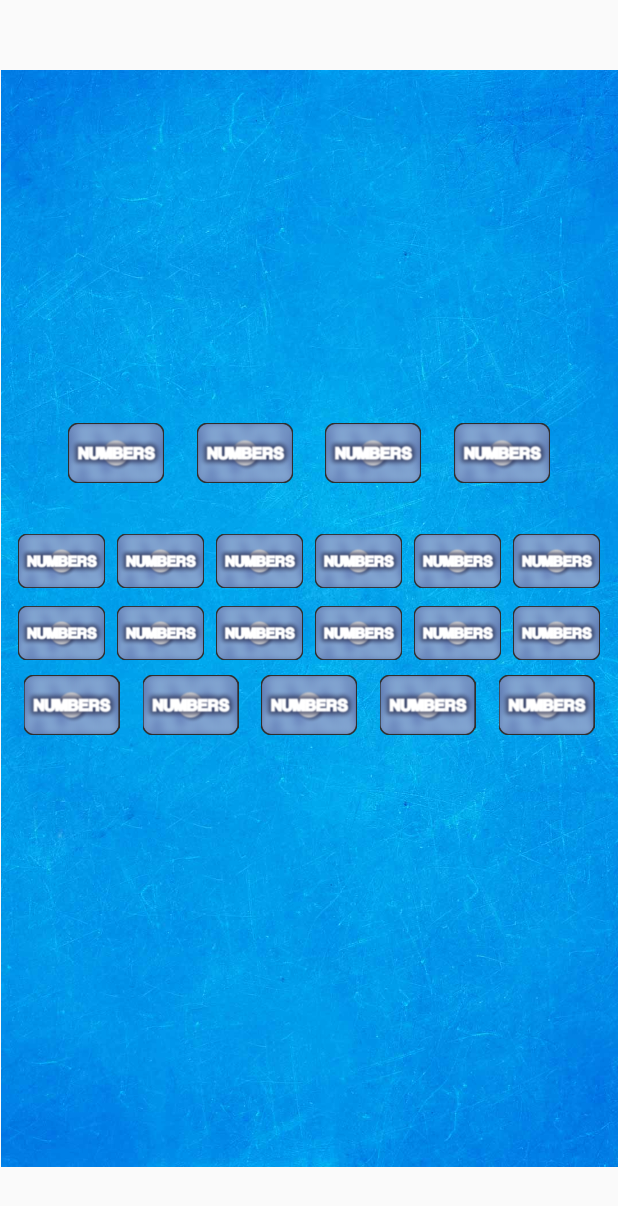
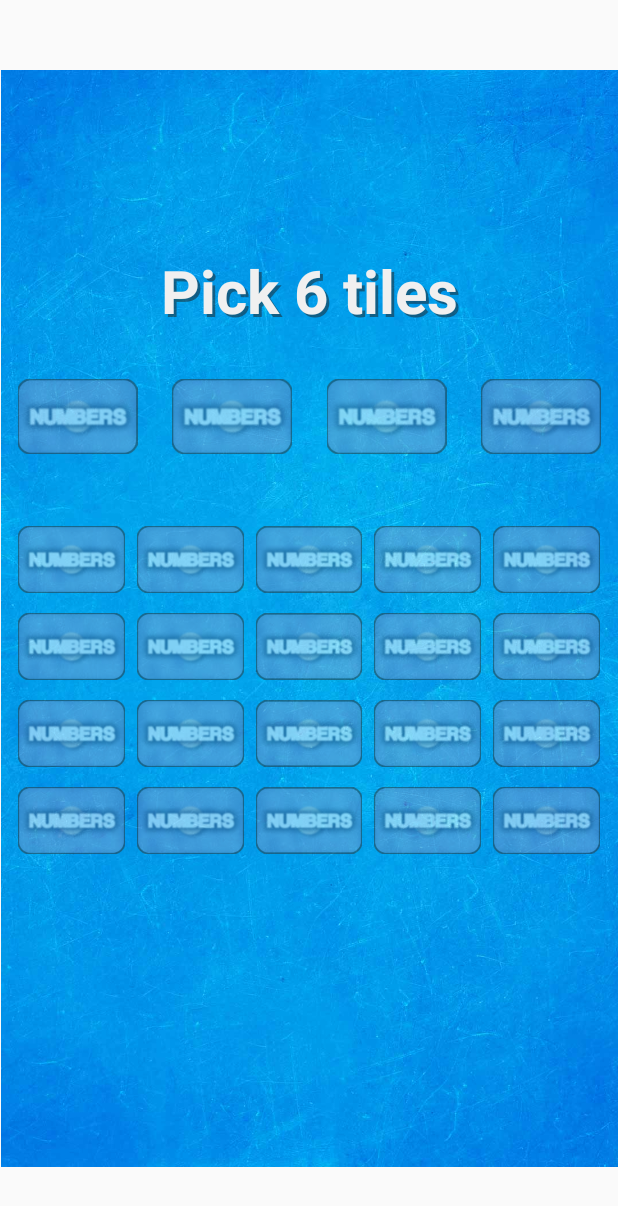
Before and after one commit to PenneySoft/Numbers-Round, an Android app: the screen it shows after launch (MainActivity), on a phone screen of 412 x 824 dp. Shown: the top 1206 px of the screen. Run offline under Robolectric (Android 15) with nearby library versions, the phone set to English and light mode, and no system bars.

Commit message:
4th upload.
Pics and textviews. Branched.
Background position and size fixed.

All tiles and text workign eventually, keep emulating.

Making picker screen buttons.

Buttons basically assembled.

```diff
--- a/app/src/main/res/layout/activity_main.xml
+++ b/app/src/main/res/layout/activity_main.xml
@@ -15,6 +15,8 @@
         android:id="@+id/backgroundIV"
         android:layout_width="411dp"
         android:layout_height="731dp"
+        android:layout_marginLeft="4dp"
+        android:layout_marginRight="4dp"
         app:layout_constraintBottom_toBottomOf="parent"
         app:layout_constraintEnd_toEndOf="parent"
         app:layout_constraintStart_toStartOf="parent"
@@ -27,52 +29,89 @@
         android:layout_width="match_parent"
         android:layout_height="match_parent">
 
+        <TextView
+            android:id="@+id/pickerTitleShadow"
+            android:layout_width="wrap_content"
+            android:layout_height="wrap_content"
+            android:layout_marginStart="2dp"
+            android:layout_marginTop="2dp"
+            android:text="Pick 6 tiles"
+            android:textColor="#80202020"
+            android:textSize="40dp"
+            android:textStyle="bold"
+            app:layout_constraintStart_toStartOf="@+id/pickerTitleTV"
+            app:layout_constraintTop_toTopOf="@+id/pickerTitleTV" />
+
+        <TextView
+            android:id="@+id/pickerTitleTV"
+            android:layout_width="wrap_content"
+            android:layout_height="wrap_content"
+            android:layout_marginBottom="32dp"
+            android:text="Pick 6 tiles"
+            android:textColor="#F0F0F0"
+            android:textSize="40dp"
+            android:textStyle="bold"
+            app:layout_constraintBottom_toTopOf="@+id/wholeTilesGrid"
+            app:layout_constraintEnd_toEndOf="parent"
+            app:layout_constraintStart_toStartOf="parent" />
+
+        <android.support.constraint.ConstraintLayout
+            android:id="@+id/wholeTilesGrid"
+            android:layout_width="match_parent"
+            android:layout_height="wrap_content"
+            android:alpha="0.5"
+            app:layout_constraintBottom_toBottomOf="parent"
+            app:layout_constraintTop_toTopOf="parent">
+
             <android.support.constraint.ConstraintLayout
                 android:id="@+id/bigBacking"
                 android:layout_width="match_parent"
-            android:layout_height="wrap_content"
-            android:layout_marginStart="32dp"
-            android:layout_marginEnd="32dp"
-            app:layout_constraintBottom_toBottomOf="parent"
-            app:layout_constraintEnd_toEndOf="parent"
-            app:layout_constraintStart_toStartOf="parent"
+                android:layout_height="50dp"
                 app:layout_constraintTop_toTopOf="parent"
-            app:layout_constraintVertical_bias="0.36">
+                tools:layout_editor_absoluteX="8dp">
 
                 <ImageView
                     android:id="@+id/big0"
-                android:layout_width="80dp"
-                android:layout_height="40dp"
+                    android:layout_width="0dp"
+                    android:layout_height="0dp"
+                    app:layout_constraintBottom_toBottomOf="parent"
                     app:layout_constraintEnd_toStartOf="@+id/big1"
                     app:layout_constraintHorizontal_bias="0.5"
                     app:layout_constraintStart_toStartOf="parent"
+                    app:layout_constraintTop_toTopOf="parent"
                     app:srcCompat="@drawable/tilebacking" />
 
                 <ImageView
                     android:id="@+id/big1"
-                android:layout_width="80dp"
-                android:layout_height="40dp"
+                    android:layout_width="0dp"
+                    android:layout_height="0dp"
+                    app:layout_constraintBottom_toBottomOf="parent"
                     app:layout_constraintEnd_toStartOf="@+id/big2"
                     app:layout_constraintHorizontal_bias="0.5"
                     app:layout_constraintStart_toEndOf="@+id/big0"
+                    app:layout_constraintTop_toTopOf="parent"
                     app:srcCompat="@drawable/tilebacking" />
 
                 <ImageView
                     android:id="@+id/big2"
-                android:layout_width="80dp"
-                android:layout_height="40dp"
+                    android:layout_width="0dp"
+                    android:layout_height="0dp"
+                    app:layout_constraintBottom_toBottomOf="parent"
                     app:layout_constraintEnd_toStartOf="@+id/big3"
                     app:layout_constraintHorizontal_bias="0.5"
                     app:layout_constraintStart_toEndOf="@+id/big1"
+                    app:layout_constraintTop_toTopOf="parent"
                     app:srcCompat="@drawable/tilebacking" />
 
                 <ImageView
                     android:id="@+id/big3"
-                android:layout_width="80dp"
-                android:layout_height="40dp"
+                    android:layout_width="0dp"
+                    android:layout_height="0dp"
+                    app:layout_constraintBottom_toBottomOf="parent"
                     app:layout_constraintEnd_toEndOf="parent"
                     app:layout_constraintHorizontal_bias="0.5"
                     app:layout_constraintStart_toEndOf="@+id/big2"
+                    app:layout_constraintTop_toTopOf="parent"
                     app:srcCompat="@drawable/tilebacking" />
             </android.support.constraint.ConstraintLayout>
 
@@ -80,13 +119,13 @@
                 android:id="@+id/smallBacking"
                 android:layout_width="match_parent"
                 android:layout_height="wrap_content"
-            android:layout_marginTop="32dp"
-            app:layout_constraintTop_toBottomOf="@id/bigBacking">
+                android:layout_marginTop="45dp"
+                app:layout_constraintTop_toBottomOf="@+id/bigBacking">
 
                 <android.support.constraint.ConstraintLayout
                     android:id="@+id/smallRow0"
                     android:layout_width="match_parent"
-                android:layout_height="40dp"
+                    android:layout_height="50dp"
                     android:layout_marginStart="8dp"
                     android:layout_marginEnd="8dp"
                     app:layout_constraintEnd_toEndOf="parent"
@@ -94,69 +133,58 @@
                     app:layout_constraintTop_toTopOf="parent">
 
                     <ImageView
-                    android:id="@+id/imageView31"
+                        android:id="@+id/small0"
                         android:layout_width="0dp"
                         android:layout_height="match_parent"
                         android:layout_marginLeft="4dp"
                         android:layout_marginRight="4dp"
-                    app:layout_constraintEnd_toStartOf="@+id/imageView30"
+                        app:layout_constraintEnd_toStartOf="@+id/small1"
                         app:layout_constraintHorizontal_bias="0.5"
                         app:layout_constraintStart_toStartOf="parent"
                         app:srcCompat="@drawable/tilebacking" />
 
                     <ImageView
-                    android:id="@+id/imageView30"
+                        android:id="@+id/small1"
                         android:layout_width="0dp"
                         android:layout_height="match_parent"
                         android:layout_marginLeft="4dp"
                         android:layout_marginRight="4dp"
-                    app:layout_constraintEnd_toStartOf="@+id/imageView32"
+                        app:layout_constraintEnd_toStartOf="@+id/small2"
                         app:layout_constraintHorizontal_bias="0.5"
-                    app:layout_constraintStart_toEndOf="@+id/imageView31"
+                        app:layout_constraintStart_toEndOf="@+id/small0"
                         app:srcCompat="@drawable/tilebacking" />
 
                     <ImageView
-                    android:id="@+id/imageView32"
+                        android:id="@+id/small2"
                         android:layout_width="0dp"
                         android:layout_height="match_parent"
                         android:layout_marginLeft="4dp"
                         android:layout_marginRight="4dp"
-                    app:layout_constraintEnd_toStartOf="@+id/imageView33"
+                        app:layout_constraintEnd_toStartOf="@+id/small3"
                         app:layout_constraintHorizontal_bias="0.5"
-                    app:layout_constraintStart_toEndOf="@+id/imageView30"
+                        app:layout_constraintStart_toEndOf="@+id/small1"
                         app:srcCompat="@drawable/tilebacking" />
 
                     <ImageView
-                    android:id="@+id/imageView33"
+                        android:id="@+id/small3"
                         android:layout_width="0dp"
                         android:layout_height="match_parent"
                         android:layout_marginLeft="4dp"
                         android:layout_marginRight="4dp"
-                    app:layout_constraintEnd_toStartOf="@+id/imageView34"
+                        app:layout_constraintEnd_toStartOf="@+id/small4"
                         app:layout_constraintHorizontal_bias="0.5"
-                    app:layout_constraintStart_toEndOf="@+id/imageView32"
+                        app:layout_constraintStart_toEndOf="@+id/small2"
                         app:srcCompat="@drawable/tilebacking" />
 
                     <ImageView
-                    android:id="@+id/imageView34"
-                    android:layout_width="0dp"
-                    android:layout_height="match_parent"
-                    android:layout_marginLeft="4dp"
-                    android:layout_marginRight="4dp"
-                    app:layout_constraintEnd_toStartOf="@+id/imageView35"
-                    app:layout_constraintHorizontal_bias="0.5"
-                    app:layout_constraintStart_toEndOf="@+id/imageView33"
-                    app:srcCompat="@drawable/tilebacking" />
-
-                <ImageView
-                    android:id="@+id/imageView35"
+                        android:id="@+id/small4"
                         android:layout_width="0dp"
                         android:layout_height="match_parent"
                         android:layout_marginLeft="4dp"
                         android:layout_marginRight="4dp"
                         app:layout_constraintEnd_toEndOf="parent"
                         app:layout_constraintHorizontal_bias="0.5"
-                    app:layout_constraintStart_toEndOf="@+id/imageView34"
+                        app:layout_constraintStart_toEndOf="@+id/small3"
                         app:srcCompat="@drawable/tilebacking" />
 
                 </android.support.constraint.ConstraintLayout>
@@ -164,7 +192,7 @@
                 <android.support.constraint.ConstraintLayout
                     android:id="@+id/smallRow1"
                     android:layout_width="match_parent"
-                android:layout_height="40dp"
+                    android:layout_height="50dp"
                     android:layout_marginStart="8dp"
                     android:layout_marginTop="8dp"
                     android:layout_marginEnd="8dp"
@@ -173,69 +201,58 @@
                     app:layout_constraintTop_toBottomOf="@+id/smallRow0">
 
                     <ImageView
-                    android:id="@+id/imageView31"
-                    android:layout_width="0dp"
-                    android:layout_height="match_parent"
-                    android:layout_marginLeft="4dp"
-                    android:layout_marginRight="4dp"
-                    app:layout_constraintEnd_toStartOf="@+id/imageView30"
-                    app:layout_constraintHorizontal_bias="0.5"
-                    app:layout_constraintStart_toStartOf="parent"
-                    app:srcCompat="@drawable/tilebacking" />
-
-                <ImageView
-                    android:id="@+id/imageView30"
-                    android:layout_width="0dp"
-                    android:layout_height="match_parent"
-                    android:layout_marginLeft="4dp"
-                    android:layout_marginRight="4dp"
-                    app:layout_constraintEnd_toStartOf="@+id/imageView32"
-                    app:layout_constraintHorizontal_bias="0.5"
-                    app:layout_constraintStart_toEndOf="@+id/imageView31"
-                    app:srcCompat="@drawable/tilebacking" />
-
-                <ImageView
-                    android:id="@+id/imageView32"
-                    android:layout_width="0dp"
-                    android:layout_height="match_parent"
-                    android:layout_marginLeft="4dp"
-                    android:layout_marginRight="4dp"
-                    app:layout_constraintEnd_toStartOf="@+id/imageView33"
-                    app:layout_constraintHorizontal_bias="0.5"
-                    app:layout_constraintStart_toEndOf="@+id/imageView30"
-                    app:srcCompat="@drawable/tilebacking" />
-
-                <ImageView
-                    android:id="@+id/imageView33"
-                    android:layout_width="0dp"
-                    android:layout_height="match_parent"
-                    android:layout_marginLeft="4dp"
-                    android:layout_marginRight="4dp"
-                    app:layout_constraintEnd_toStartOf="@+id/imageView34"
-                    app:layout_constraintHorizontal_bias="0.5"
-                    app:layout_constraintStart_toEndOf="@+id/imageView32"
-                    app:srcCompat="@drawable/tilebacking" />
-
-                <ImageView
-                    android:id="@+id/imageView34"
-                    android:layout_width="0dp"
-                    android:layout_height="match_parent"
-                    android:layout_marginLeft="4dp"
-                    android:layout_marginRight="4dp"
-                    app:layout_constraintEnd_toStartOf="@+id/imageView35"
-                    app:layout_constraintHorizontal_bias="0.5"
-                    app:layout_constraintStart_toEndOf="@+id/imageView33"
-                    app:srcCompat="@drawable/tilebacking" />
-
-                <ImageView
-                    android:id="@+id/imageView35"
+                        android:id="@+id/small5"
                         android:layout_width="0dp"
                         android:layout_height="match_parent"
                         android:layout_marginLeft="4dp"
                         android:layout_marginRight="4dp"
                         app:layout_constraintEnd_toEndOf="parent"
                         app:layout_constraintHorizontal_bias="0.5"
-                    app:layout_constraintStart_toEndOf="@+id/imageView34"
+                        app:layout_constraintStart_toEndOf="@+id/small9"
+                        app:srcCompat="@drawable/tilebacking" />
+
+                    <ImageView
+                        android:id="@+id/small6"
+                        android:layout_width="0dp"
+                        android:layout_height="match_parent"
+                        android:layout_marginLeft="4dp"
+                        android:layout_marginRight="4dp"
+                        app:layout_constraintEnd_toStartOf="@+id/small7"
+                        app:layout_constraintHorizontal_bias="0.5"
+                        app:layout_constraintStart_toStartOf="parent"
+                        app:srcCompat="@drawable/tilebacking" />
+
+                    <ImageView
+                        android:id="@+id/small7"
+                        android:layout_width="0dp"
+                        android:layout_height="match_parent"
+                        android:layout_marginLeft="4dp"
+                        android:layout_marginRight="4dp"
+                        app:layout_constraintEnd_toStartOf="@+id/small8"
+                        app:layout_constraintHorizontal_bias="0.5"
+                        app:layout_constraintStart_toEndOf="@+id/small6"
+                        app:srcCompat="@drawable/tilebacking" />
+
+                    <ImageView
+                        android:id="@+id/small8"
+                        android:layout_width="0dp"
+                        android:layout_height="match_parent"
+                        android:layout_marginLeft="4dp"
+                        android:layout_marginRight="4dp"
+                        app:layout_constraintEnd_toStartOf="@+id/small9"
+                        app:layout_constraintHorizontal_bias="0.5"
+                        app:layout_constraintStart_toEndOf="@+id/small7"
+                        app:srcCompat="@drawable/tilebacking" />
+
+                    <ImageView
+                        android:id="@+id/small9"
+                        android:layout_width="0dp"
+                        android:layout_height="match_parent"
+                        android:layout_marginLeft="4dp"
+                        android:layout_marginRight="4dp"
+                        app:layout_constraintEnd_toStartOf="@+id/small5"
+                        app:layout_constraintHorizontal_bias="0.5"
+                        app:layout_constraintStart_toEndOf="@+id/small8"
                         app:srcCompat="@drawable/tilebacking" />
 
                 </android.support.constraint.ConstraintLayout>
@@ -243,7 +260,7 @@
                 <android.support.constraint.ConstraintLayout
                     android:id="@+id/smallRow2"
                     android:layout_width="match_parent"
-                android:layout_height="40dp"
+                    android:layout_height="50dp"
                     android:layout_marginStart="8dp"
                     android:layout_marginTop="8dp"
                     android:layout_marginEnd="8dp"
@@ -252,53 +269,134 @@
                     app:layout_constraintTop_toBottomOf="@+id/smallRow1">
 
                     <ImageView
-                    android:id="@+id/imageView31"
+                        android:id="@+id/imageView41"
                         android:layout_width="0dp"
                         android:layout_height="match_parent"
-                    app:layout_constraintEnd_toStartOf="@+id/imageView30"
+                        android:layout_marginLeft="4dp"
+                        android:layout_marginRight="4dp"
+                        app:layout_constraintEnd_toStartOf="@+id/imageView40"
                         app:layout_constraintHorizontal_bias="0.5"
                         app:layout_constraintStart_toStartOf="parent"
                         app:srcCompat="@drawable/tilebacking" />
 
                     <ImageView
-                    android:id="@+id/imageView30"
+                        android:id="@+id/imageView40"
                         android:layout_width="0dp"
                         android:layout_height="match_parent"
-                    app:layout_constraintEnd_toStartOf="@+id/imageView32"
+                        android:layout_marginLeft="4dp"
+                        android:layout_marginRight="4dp"
+                        app:layout_constraintEnd_toStartOf="@+id/imageView42"
                         app:layout_constraintHorizontal_bias="0.5"
-                    app:layout_constraintStart_toEndOf="@+id/imageView31"
+                        app:layout_constraintStart_toEndOf="@+id/imageView41"
                         app:srcCompat="@drawable/tilebacking" />
 
                     <ImageView
-                    android:id="@+id/imageView32"
+                        android:id="@+id/imageView44"
                         android:layout_width="0dp"
                         android:layout_height="match_parent"
-                    app:layout_constraintEnd_toStartOf="@+id/imageView33"
+                        android:layout_marginLeft="4dp"
+                        android:layout_marginRight="4dp"
+                        app:layout_constraintEnd_toEndOf="parent"
                         app:layout_constraintHorizontal_bias="0.5"
-                    app:layout_constraintStart_toEndOf="@+id/imageView30"
+                        app:layout_constraintStart_toEndOf="@+id/imageView43"
                         app:srcCompat="@drawable/tilebacking" />
 
                     <ImageView
-                    android:id="@+id/imageView33"
+                        android:id="@+id/imageView42"
                         android:layout_width="0dp"
                         android:layout_height="match_parent"
-                    app:layout_constraintEnd_toStartOf="@+id/imageView34"
+                        android:layout_marginLeft="4dp"
+                        android:layout_marginRight="4dp"
+                        app:layout_constraintEnd_toStartOf="@+id/imageView43"
                         app:layout_constraintHorizontal_bias="0.5"
-                    app:layout_constraintStart_toEndOf="@+id/imageView32"
+                        app:layout_constraintStart_toEndOf="@+id/imageView40"
                         app:srcCompat="@drawable/tilebacking" />
 
                     <ImageView
-                    android:id="@+id/imageView34"
+                        android:id="@+id/imageView43"
                         android:layout_width="0dp"
                         android:layout_height="match_parent"
+                        android:layout_marginLeft="4dp"
+                        android:layout_marginRight="4dp"
+                        app:layout_constraintEnd_toStartOf="@+id/imageView44"
+                        app:layout_constraintHorizontal_bias="0.5"
+                        app:layout_constraintStart_toEndOf="@+id/imageView42"
+                        app:srcCompat="@drawable/tilebacking" />
+
+                </android.support.constraint.ConstraintLayout>
+
+                <android.support.constraint.ConstraintLayout
+                    android:id="@+id/smallRow3"
+                    android:layout_width="match_parent"
+                    android:layout_height="50dp"
+                    android:layout_marginStart="8dp"
+                    android:layout_marginTop="8dp"
+                    android:layout_marginEnd="8dp"
+                    app:layout_constraintEnd_toEndOf="parent"
+                    app:layout_constraintStart_toStartOf="parent"
+                    app:layout_constraintTop_toBottomOf="@+id/smallRow2">
+
+                    <ImageView
+                        android:id="@+id/imageView46"
+                        android:layout_width="0dp"
+                        android:layout_height="match_parent"
+                        android:layout_marginLeft="4dp"
+                        android:layout_marginRight="4dp"
+                        app:layout_constraintEnd_toStartOf="@+id/imageView45"
+                        app:layout_constraintHorizontal_bias="0.5"
+                        app:layout_constraintStart_toStartOf="parent"
+                        app:srcCompat="@drawable/tilebacking" />
+
+                    <ImageView
+                        android:id="@+id/imageView45"
+                        android:layout_width="0dp"
+                        android:layout_height="match_parent"
+                        android:layout_marginLeft="4dp"
+                        android:layout_marginRight="4dp"
+                        app:layout_constraintEnd_toStartOf="@+id/imageView47"
+                        app:layout_constraintHorizontal_bias="0.5"
+                        app:layout_constraintStart_toEndOf="@+id/imageView46"
+                        app:srcCompat="@drawable/tilebacking" />
+
+                    <ImageView
+                        android:id="@+id/imageView47"
+                        android:layout_width="0dp"
+                        android:layout_height="match_parent"
+                        android:layout_marginLeft="4dp"
+                        android:layout_marginRight="4dp"
+                        app:layout_constraintEnd_toStartOf="@+id/imageView48"
+                        app:layout_constraintHorizontal_bias="0.5"
+                        app:layout_constraintStart_toEndOf="@+id/imageView45"
+                        app:srcCompat="@drawable/tilebacking" />
+
+                    <ImageView
+                        android:id="@+id/imageView48"
+                        android:layout_width="0dp"
+                        android:layout_height="match_parent"
+                        android:layout_marginLeft="4dp"
+                        android:layout_marginRight="4dp"
+                        app:layout_constraintEnd_toStartOf="@+id/imageView49"
+                        app:layout_constraintHorizontal_bias="0.5"
+                        app:layout_constraintStart_toEndOf="@+id/imageView47"
+                        app:srcCompat="@drawable/tilebacking" />
+
+                    <ImageView
+                        android:id="@+id/imageView49"
+                        android:layout_width="0dp"
+                        android:layout_height="match_parent"
+                        android:layout_marginLeft="4dp"
+                        android:layout_marginRight="4dp"
                         app:layout_constraintEnd_toEndOf="parent"
                         app:layout_constraintHorizontal_bias="0.5"
-                    app:layout_constraintStart_toEndOf="@+id/imageView33"
+                        app:layout_constraintStart_toEndOf="@+id/imageView48"
                         app:srcCompat="@drawable/tilebacking" />
 
                 </android.support.constraint.ConstraintLayout>
 
             </android.support.constraint.ConstraintLayout>
+
+        </android.support.constraint.ConstraintLayout>
+
     </android.support.constraint.ConstraintLayout>
 
     <android.support.constraint.ConstraintLayout
```
Lines whose indentation alone changed are shown as unchanged.
